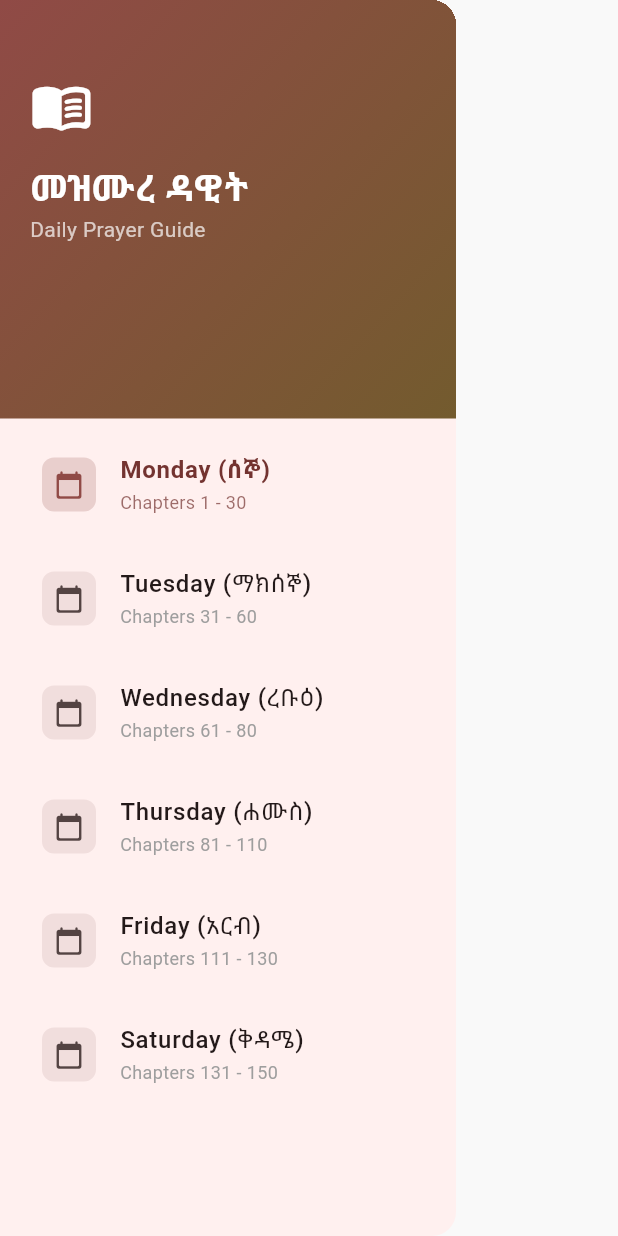
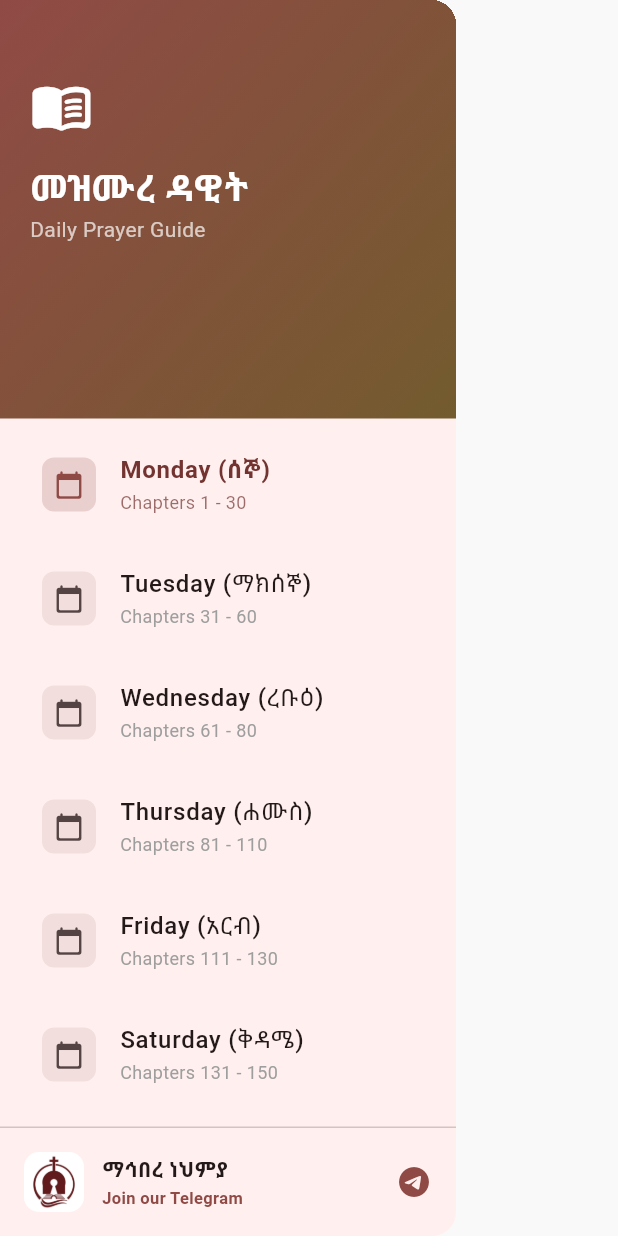
Before and after one commit to EOTCOpenSource/mezmuredawit, a Flutter app: the SidebarDrawer widget shown alone on an empty page, opened directly with sample values from the repository, on a phone screen of 412 x 824 dp. Run offline on Flutter 3.47's test engine with Material 3 defaults, Android fonts, the phone set to English and light mode, and no system bars; our stand-ins replace flutter_local_notifications, shared_preferences, timezone; accounts and stored records are empty.

```diff
--- a/lib/ui/widgets/sidebar.dart
+++ b/lib/ui/widgets/sidebar.dart
@@ -1,6 +1,7 @@
 import 'package:flutter/material.dart';
 import '../../models/models.dart';
 import '../../providers/app_state.dart';
+import 'package:url_launcher/url_launcher.dart';
 
 class SidebarDrawer extends StatelessWidget {
   final DayConfig? selectedDay;
@@ -139,6 +140,67 @@ class SidebarDrawer extends StatelessWidget {
               }).toList(),
             ),
           ),
+          const Divider(height: 1),
+          InkWell(
+            onTap: () async {
+              final Uri url = Uri.parse('https://t.me/EOTCOpenSource');
+              if (!await launchUrl(url, mode: LaunchMode.externalApplication)) {
+                // ignore: use_build_context_synchronously
+                ScaffoldMessenger.of(context).showSnackBar(
+                  const SnackBar(content: Text('Could not launch Telegram')),
+                );
+              }
+            },
+            child: Padding(
+              padding: const EdgeInsets.all(16.0),
+              child: Row(
+                children: [
+                  ClipRRect(
+                    borderRadius: BorderRadius.circular(10),
+                    child: Image.asset(
+                      'assets/eotc.jpg',
+                      height: 40,
+                      width: 40,
+                      fit: BoxFit.cover,
+                      errorBuilder: (context, error, stackTrace) => Icon(
+                        Icons.church_rounded,
+                        color: Theme.of(context).colorScheme.primary,
+                      ),
+                    ),
+                  ),
+                  const SizedBox(width: 12),
+                  Expanded(
+                    child: Column(
+                      crossAxisAlignment: CrossAxisAlignment.start,
+                      mainAxisSize: MainAxisSize.min,
+                      children: [
+                        const Text(
+                          "ማኅበረ ነህምያ",
+                          style: TextStyle(
+                            fontWeight: FontWeight.bold,
+                            fontSize: 14,
+                          ),
+                        ),
+                        Text(
+                          "Join our Telegram",
+                          style: TextStyle(
+                            fontSize: 11,
+                            color: Theme.of(context).colorScheme.primary,
+                            fontWeight: FontWeight.w600,
+                          ),
+                        ),
+                      ],
+                    ),
+                  ),
+                  Icon(
+                    Icons.telegram,
+                    color: Theme.of(context).colorScheme.primary,
+                    size: 24,
+                  ),
+                ],
+              ),
+            ),
+          ),
         ],
       ),
     );
```
